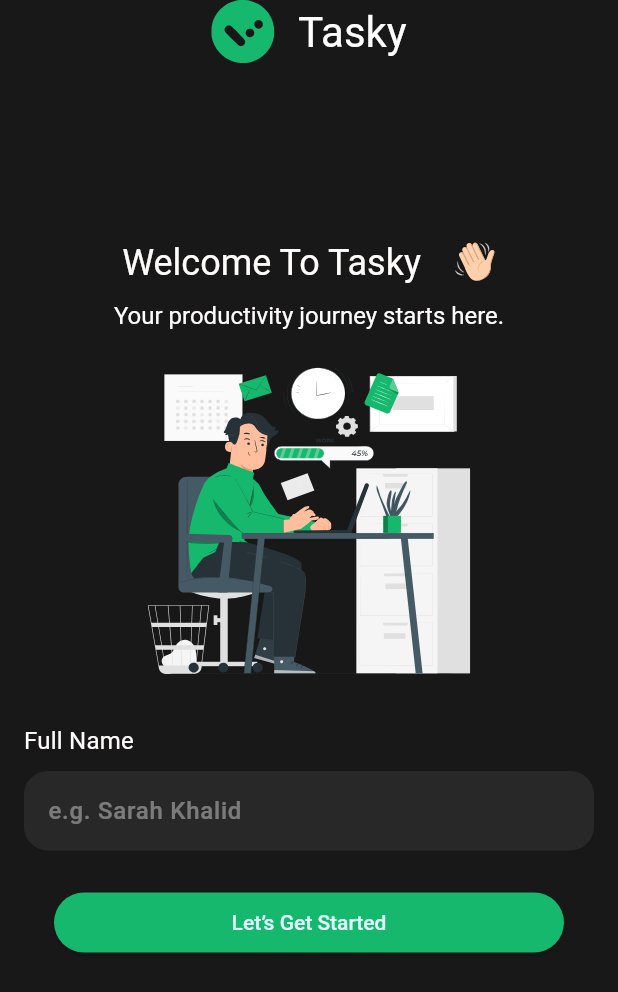
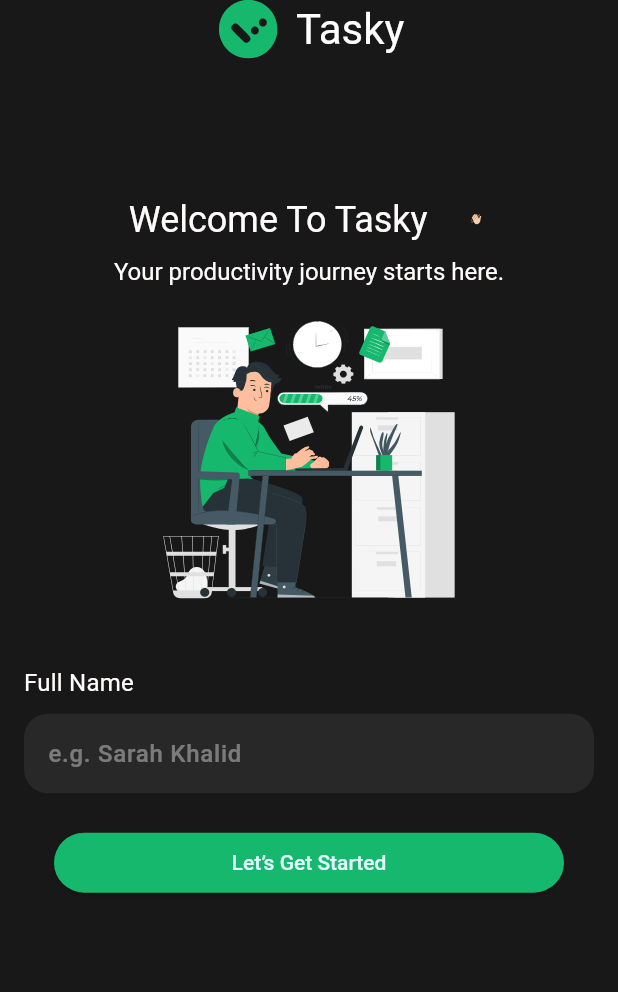
Before and after one commit to ziad3amer/tasky, a Flutter app: the screen it shows after launch, on a phone screen of 412 x 824 dp. Shown: the top 992 px of the screen. Run offline on Flutter 3.47's test engine with Material 3 defaults, Android fonts, the phone set to English and light mode, and no system bars; our stand-ins replace flutter_screenutil, flutter_svg, image_picker, shared_preferences; missing offline and left inert: dart:ffi; project files that could hold a hidden picture were left out.

Commit message:
Add flutter_screenutil for responsive design

```diff
--- /dev/null
+++ b/lib/core/constances/app_sizes.dart
@@ -0,0 +1,39 @@
+import 'package:flutter_screenutil/flutter_screenutil.dart' show SizeExtension;
+
+class AppSizes {
+  ///fontSize
+  static final double sp8 = 8.sp;
+  static final double sp16 = 16.sp;
+
+  ///Hiegth
+  static final double h8 = 8.h;
+  static final double h16 = 16.h;
+  static final double h42 = 42.h;
+  static final double h24 = 24.h;
+  static final double h200 = 200.h;
+  static final double h12 = 12.h;
+
+
+  ///width
+  static final double w8 = 16.w;
+  static final double w16 = 16.w;
+  static final double w42 = 42.w;
+  static final double w200 = 200.w;
+
+
+  ///padding width
+  static final double pw8 = 8.w;
+  static final double pw16 = 16.w;
+
+
+
+  ///padding Hiegth
+  static final double ph8 = 8.h;
+  static final double ph12 = 12.h;
+  static final double ph24 = 24.h;
+  static final double ph100 = 100.h;
+
+
+
+
+}
--- a/lib/core/widgets/custtom_text_form_field.dart
+++ b/lib/core/widgets/custtom_text_form_field.dart
@@ -25,7 +25,6 @@ class CusttomTextFormField extends StatelessWidget {
         Text(
           title,
           style:Theme.of(context).textTheme.titleMedium,
-
         ),
         SizedBox(height: 8),
         TextFormField(
--- a/lib/features/welcome/welcome_screen.dart
+++ b/lib/features/welcome/welcome_screen.dart
@@ -1,6 +1,7 @@
 import 'package:flutter/material.dart';
 import 'package:flutter_svg/flutter_svg.dart';
 import 'package:shared_preferences/shared_preferences.dart';
+import 'package:tasky/core/constances/app_sizes.dart';
 import 'package:tasky/core/constances/storage_kay.dart';
 import 'package:tasky/core/services/preferences_mangar.dart';
 import 'package:tasky/core/widgets/custtom_svg_picture.dart';
@@ -28,18 +29,18 @@ class WelcomeScreen extends StatelessWidget {
                   children: [
                     CusttomSvgPicture.withColorFilter(
                       path: "lib/assets/images/Vector (1).svg",
-                      width: 42,
-                      height: 42,
+                      width: AppSizes.w42,
+                      height: AppSizes.h42,
                     ),
 
-                    SizedBox(width: 16),
+                    SizedBox(width: AppSizes.pw8),
                     Text(
                       "Tasky",
                       style: Theme.of(context).textTheme.displayMedium,
                     ),
                   ],
                 ),
-                SizedBox(height: 118),
+                SizedBox(height: AppSizes.ph100),
                 Row(
                   mainAxisAlignment: MainAxisAlignment.center,
                   children: [
@@ -47,36 +48,36 @@ class WelcomeScreen extends StatelessWidget {
                       "Welcome To Tasky ",
                       style: Theme.of(context).textTheme.displaySmall,
                     ),
-                    SizedBox(width: 16),
+                    SizedBox(width: AppSizes.pw16),
                     CusttomSvgPicture.withColorFilter(
                       path: "lib/assets/images/waving-hand-.svg",
-                      width: 28,
-                      height: 28,
+                      width: AppSizes.w8,
+                      height: AppSizes.h8,
                     ),
                   ],
                 ),
-                SizedBox(height: 12),
+                SizedBox(height: AppSizes.ph12),
                 Text(
                   "Your productivity journey starts here.",
                   style: Theme.of(
                     context,
                   ).textTheme.displaySmall!.copyWith(fontSize: 16),
                 ),
-                SizedBox(height: 24),
+                SizedBox(height: AppSizes.ph24),
                 CusttomSvgPicture.withColorFilter(
                   path: "lib/assets/images/pana.svg",
-                  width: 215,
-                  height: 205,
+                  width: AppSizes.w200,
+                  height: AppSizes.h200,
                 ),
 
-                SizedBox(height: 24),
+                SizedBox(height: AppSizes.ph24),
 
                 Padding(
                   padding: const EdgeInsets.symmetric(horizontal: 16),
                   child: Column(
                     crossAxisAlignment: CrossAxisAlignment.start,
                     children: [
-                      SizedBox(height: 8),
+                      SizedBox(height:AppSizes.ph24 ),
                       CusttomTextFormField(
                         controller: controller,
                         hintText: "e.g. Sarah Khalid",
@@ -115,7 +116,7 @@ class WelcomeScreen extends StatelessWidget {
                   ),
                 ),
 
-                SizedBox(height: 24),
+                SizedBox(height: AppSizes.ph24),
                 ElevatedButton(
                   onPressed: () async {
                     if (_kay.currentState?.validate() ?? false) {
--- a/lib/main.dart
+++ b/lib/main.dart
@@ -1,4 +1,5 @@
 import 'package:flutter/material.dart';
+import 'package:flutter_screenutil/flutter_screenutil.dart';
 import 'package:provider/provider.dart';
 import 'package:shared_preferences/shared_preferences.dart';
 import 'package:tasky/core/constances/storage_kay.dart';
@@ -32,6 +33,8 @@ class MyApp extends StatelessWidget {
       builder: (context, ThemeMode value, Widget? child) {
         return ChangeNotifierProvider<TasksController>(
           create: (BuildContext context) =>TasksController()..init(),
+          child: ScreenUtilInit(
+            designSize: Size(375, 889),
             child: MaterialApp(
               title: 'Tasky',
               debugShowCheckedModeBanner: false,
@@ -40,6 +43,7 @@ class MyApp extends StatelessWidget {
               themeMode: value,
             home: username == null ? WelcomeScreen() : MainScreen(),
             ),
+          ),
         );
       },
     );
--- a/pubspec.yaml
+++ b/pubspec.yaml
@@ -37,6 +37,7 @@ dependencies:
   image_picker: ^1.2.2
   path_provider: ^2.1.6
   provider: ^6.1.5+1
+  flutter_screenutil: ^5.9.3
 
 dev_dependencies:
   flutter_test:
```
Also changed, not shown: pubspec.lock. Lines whose indentation alone changed are shown as unchanged.
